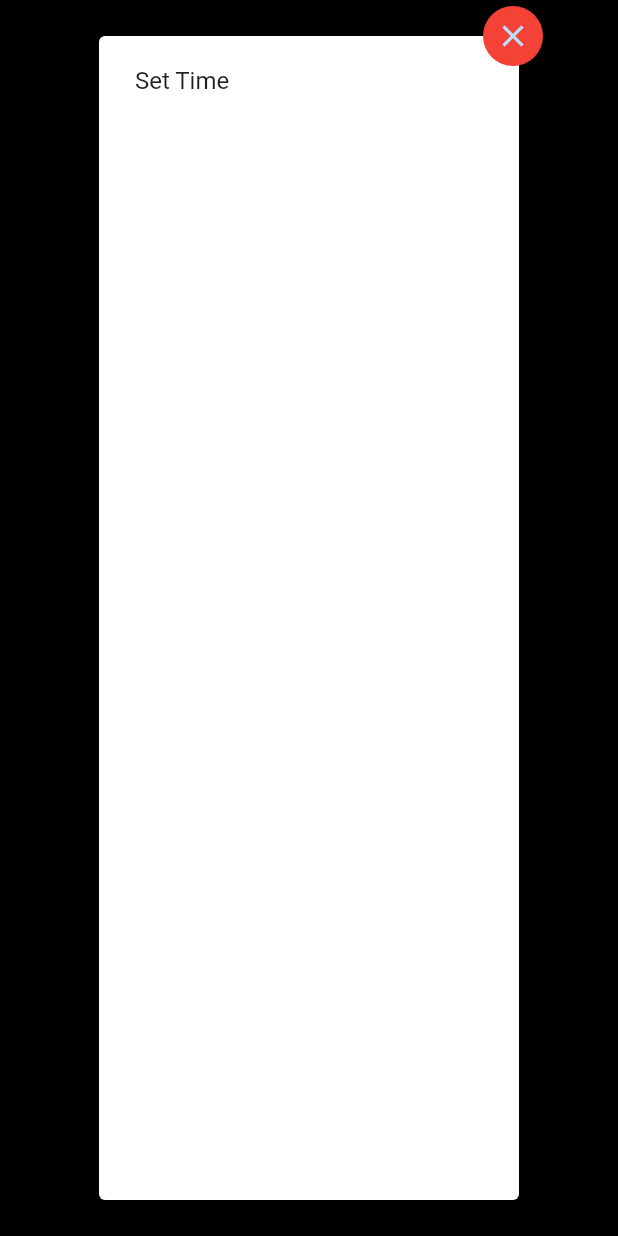
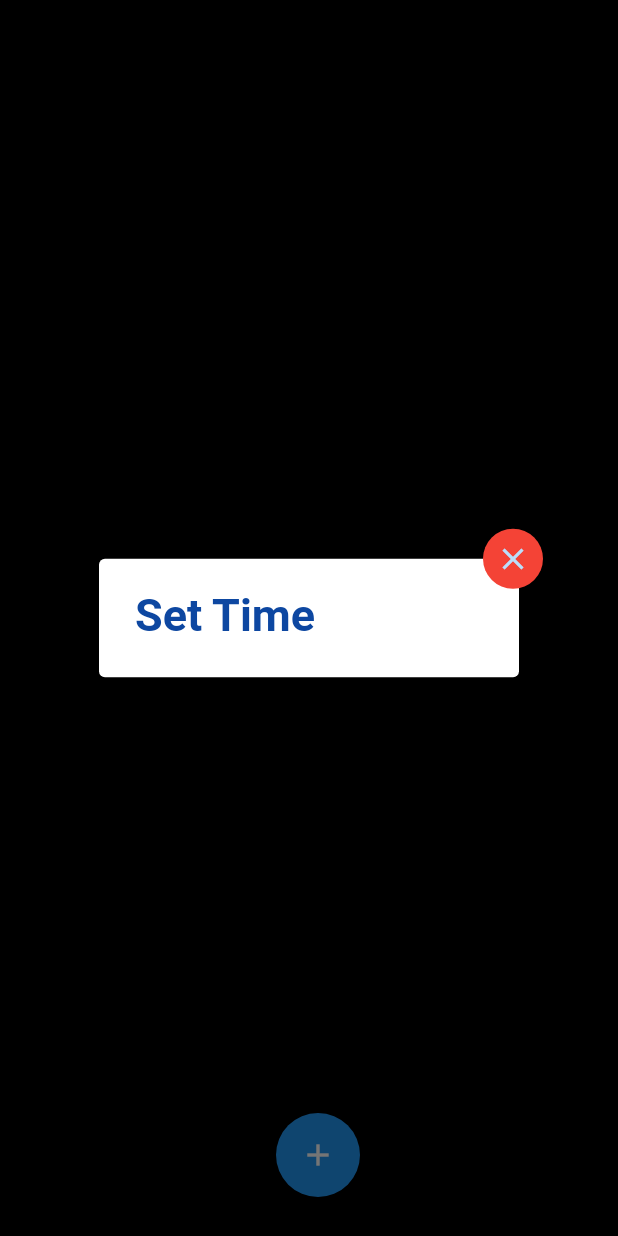
Before and after one commit to khemagarwal/AlarmApp, a Flutter app: the alarm screen opened directly, after a tap on the "add" icon, on a phone screen of 412 x 824 dp. Run offline on Flutter 3.47's test engine with Material 2 defaults, Android fonts, the phone set to English and light mode, and no system bars; our stand-ins replace analog_clock, google_fonts.

Commit message:
Pop up  Set Alarm changes

```diff
--- a/lib/alarm.dart
+++ b/lib/alarm.dart
@@ -1,5 +1,10 @@
+//import 'dart:html';
+
+import 'dart:ui';
+
 import 'package:flutter/cupertino.dart';
 import 'package:flutter/material.dart';
+import 'package:google_fonts/google_fonts.dart';
 
 class alarm extends StatefulWidget {
   @override
@@ -7,15 +12,24 @@ class alarm extends StatefulWidget {
 }
 
 class _alarmState extends State<alarm> {
+
+
+
   @override
   Widget build(BuildContext context) {
+    double fromL=(MediaQuery.of(context).size.width/2)-50;
+    double fromT=10;
+    double fromR=(MediaQuery.of(context).size.width/2)-50;
+    double fromB=10;
+
     return Scaffold(
       backgroundColor: Colors.black,
       floatingActionButton: Padding(
-        padding: const EdgeInsets.fromLTRB(100.0,200.0,150.0,10.0),
+        padding: EdgeInsets.fromLTRB(fromL,fromT,fromR,fromB),
         child: FloatingActionButton(
 
           onPressed: () {
+
             showDialog(
                 context: context,
                 builder: (BuildContext context) {
@@ -36,21 +50,36 @@ class _alarmState extends State<alarm> {
                             ),
                           ),
                         ),
+                        Wrap(
+                          children: <Widget>[
                             Container(
+
                               child:
                               Column(
                                 children: <Widget>[
 
-                              Text("Set Time"),
+                                  Text("Set Time",
+                                    style: TextStyle(
+                                      color: Colors.blue[900].withOpacity(1.0),
+                                      fontSize: 30.0,
+                                      fontWeight: FontWeight.bold,
+
+                                    ),
+                                  ),
+
                                 ],
                               ),
                             ),
+                          ],
+                        ),
+
 
 
                       ],
                     ),
                   );
                 });
+
           },
           child: const Icon(Icons.add),
         ),
--- a/pubspec.yaml
+++ b/pubspec.yaml
@@ -24,6 +24,7 @@ dependencies:
   flutter:
     sdk: flutter
   analog_clock: ^0.0.1
+  google_fonts: ^1.1.0
 
 
   # The following adds the Cupertino Icons font to your application.
```
Also changed, not shown: pubspec.lock. Lines whose indentation alone changed are shown as unchanged.
